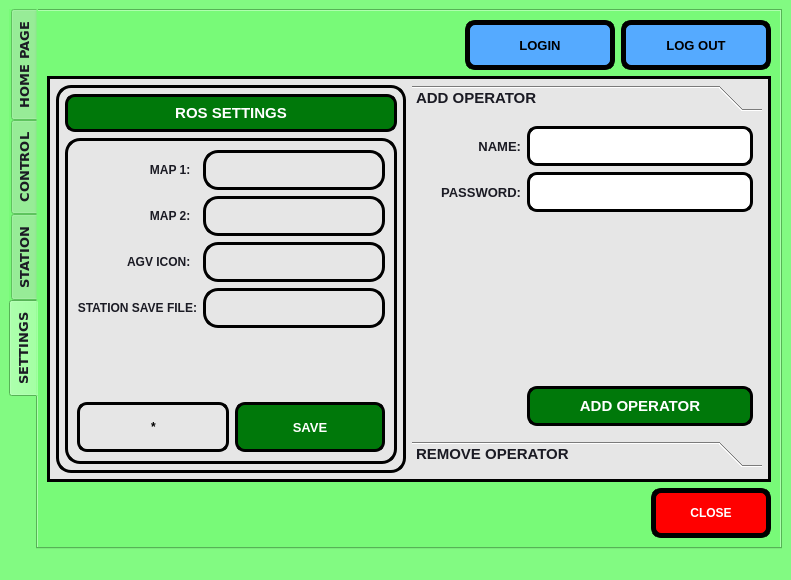
Qt form AGV.ui (semaegrii/autonomous_guided_vehicles_gui) before a commit.
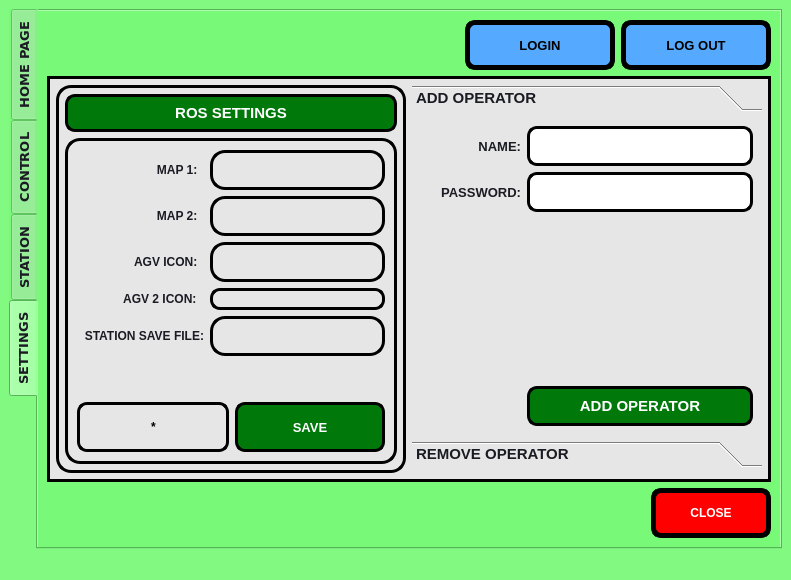
The same form after that commit. The open tabs and pages were chosen to show the change. Icons and pictures are not drawn.

```diff
--- a/AGV.ui
+++ b/AGV.ui
@@ -2024,7 +2024,7 @@
                <number>-3</number>
               </property>
               <property name="text">
-               <string>Hata yok</string>
+               <string>No error</string>
               </property>
               <property name="textFormat">
                <enum>Qt::AutoText</enum>
@@ -2131,10 +2131,10 @@
 border-radius: 10px;</string>
                  </property>
                  <property name="currentText">
-                  <string>SELECT AGV</string>
+                  <string>AGV 2</string>
                  </property>
                  <property name="currentIndex">
-                  <number>0</number>
+                  <number>2</number>
                  </property>
                  <item>
                   <property name="text">
@@ -2853,7 +2853,7 @@
                  <enum>QFrame::Raised</enum>
                 </property>
                 <layout class="QGridLayout" name="gridLayout_15">
-                 <item row="8" column="1" colspan="2">
+                 <item row="9" column="1" colspan="2">
                   <layout class="QHBoxLayout" name="horizontalLayout_7">
                    <item>
                     <widget class="QLabel" name="labelRosAyarlariLog">
@@ -2935,7 +2935,7 @@
                    </item>
                   </layout>
                  </item>
-                 <item row="7" column="2">
+                 <item row="8" column="2">
                   <spacer name="verticalSpacer_12">
                    <property name="orientation">
                     <enum>Qt::Vertical</enum>
@@ -3067,7 +3067,7 @@
                    </property>
                   </widget>
                  </item>
-                 <item row="5" column="2">
+                 <item row="6" column="2">
                   <widget class="QLineEdit" name="lineEditAyarlarDurakKayitDosyasi">
                    <property name="minimumSize">
                     <size>
@@ -3122,7 +3122,7 @@
                    </property>
                   </widget>
                  </item>
-                 <item row="5" column="1">
+                 <item row="6" column="1">
                   <widget class="QLabel" name="label_33">
                    <property name="minimumSize">
                     <size>
@@ -3186,6 +3186,38 @@
                    </property>
                   </widget>
                  </item>
+                 <item row="5" column="1">
+                  <widget class="QLabel" name="label">
+                   <property name="font">
+                    <font>
+                     <pointsize>9</pointsize>
+                     <weight>75</weight>
+                     <bold>true</bold>
+                    </font>
+                   </property>
+                   <property name="styleSheet">
+                    <string notr="true">	border: none;
+	border-radius: none;</string>
+                   </property>
+                   <property name="lineWidth">
+                    <number>1</number>
+                   </property>
+                   <property name="text">
+                    <string>              AGV 2 ICON:  </string>
+                   </property>
+                  </widget>
+                 </item>
+                 <item row="5" column="2">
+                  <widget class="QLineEdit" name="lineEditAyarlarAGV2icon">
+                   <property name="styleSheet">
+                    <string notr="true">	border: 3px solid;
+	border-radius: 10px;</string>
+                   </property>
+                   <property name="frame">
+                    <bool>true</bool>
+                   </property>
+                  </widget>
+                 </item>
                 </layout>
                </widget>
               </item>
@@ -3389,8 +3421,8 @@
                <rect>
                 <x>0</x>
                 <y>0</y>
-                <width>292</width>
-                <height>156</height>
+                <width>350</width>
+                <height>322</height>
                </rect>
               </property>
               <attribute name="icon">
```
